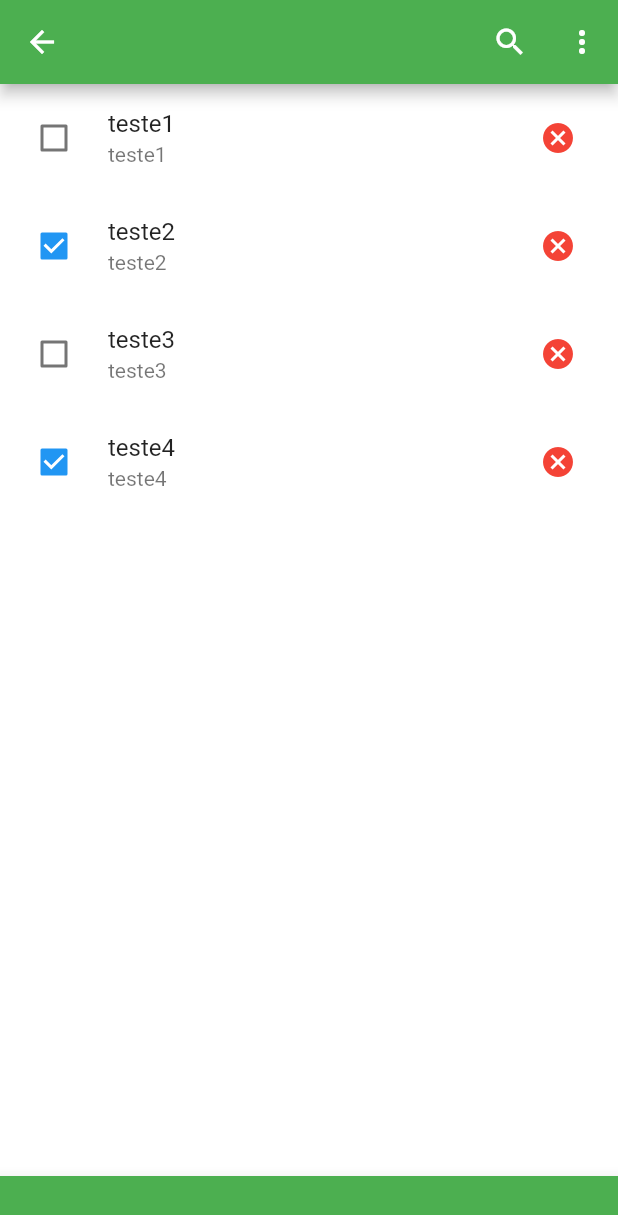
After one commit to BetynMineiro/welikeyou, a Flutter app: the TeamScreen screen opened directly, after a tap on the "cancel" icon, on a phone screen of 412 x 824 dp. The commit adds this screen. Shown: the top 1215 px of the screen. Run offline on Flutter 3.47's test engine with Material 2 defaults, Android fonts, the phone set to English and light mode, and no system bars; our stand-ins replace shared_preferences; accounts and stored records are empty.

Commit message:
telas e navegação

```diff
--- /dev/null
+++ b/welikeyou/lib/models/item.dart
@@ -0,0 +1,18 @@
+class Item {
+  String title;
+  bool done;
+
+  Item(this.title, this.done);
+
+  Item.fromJson(Map<String, dynamic> json) {
+    title = json['title'];
+    done = json['done'];
+  }
+
+  Map<String, dynamic> toJson() {
+    final Map<String, dynamic> data = new Map<String, dynamic>();
+    data['title'] = this.title;
+    data['done'] = this.done;
+    return data;
+  }
+}
--- a/welikeyou/lib/screens/login-screen.dart
+++ b/welikeyou/lib/screens/login-screen.dart
@@ -1,5 +1,6 @@
 import 'package:flutter/material.dart';
 import 'package:welikeyou/screens/home-screen.dart';
+import 'package:welikeyou/screens/team-screen.dart';
 
 class LoginScreen extends StatefulWidget {
   @override
@@ -95,7 +96,8 @@ class _LoginScreenState extends State<LoginScreen> {
                   child: RaisedButton(
                     onPressed: () {
                       if (_formKey.currentState.validate()) {
-                        print("Seguir");
+                        Navigator.of(context).pushReplacement(MaterialPageRoute(
+                            builder: (context) => TeamScreen()));
                       }
                     },
                     child: Text(
--- /dev/null
+++ b/welikeyou/lib/screens/team-screen.dart
@@ -0,0 +1,117 @@
+import 'package:flutter/material.dart';
+import 'package:welikeyou/models/item.dart';
+import 'package:shared_preferences/shared_preferences.dart';
+import 'dart:convert';
+
+import 'package:welikeyou/screens/login-screen.dart';
+
+class TeamScreen extends StatefulWidget {
+  var items = new List<Item>();
+  TeamScreen() {
+    this.items = [
+      Item("teste1", false),
+      Item("teste2", true),
+      Item("teste3", false),
+      Item("teste4", true)
+    ];
+  }
+  @override
+  _TeamScreenState createState() => _TeamScreenState();
+}
+
+class _TeamScreenState extends State<TeamScreen> {
+  void remove(int idx) => setState(() {
+        widget.items.removeAt(idx);
+      });
+
+  Future load() async {
+    var pref = await SharedPreferences.getInstance();
+    var data = pref.getString('data');
+    if (data != null) {
+      Iterable decoded = jsonDecode(data);
+      List<Item> result = decoded.map((x) => Item.fromJson(x)).toList();
+      setState(() {
+        widget.items = result;
+      });
+    }
+  }
+
+  _TeamScreenState() {
+    load();
+  }
+
+  @override
+  Widget build(BuildContext context) {
+    return Scaffold(
+      appBar: AppBar(
+        leading: IconButton(
+            icon: Icon(Icons.arrow_back),
+            onPressed: () {
+              Navigator.of(context).pushReplacement(
+                  MaterialPageRoute(builder: (context) => LoginScreen()));
+            }),
+        backgroundColor: Colors.green,
+        actions: <Widget>[
+          IconButton(
+            icon: Icon(Icons.search),
+            onPressed: () {},
+          ),
+          IconButton(
+            icon: Icon(Icons.more_vert),
+            onPressed: () {},
+          )
+        ],
+      ),
+      backgroundColor: Colors.white,
+      body: ListView.builder(
+        itemCount: widget.items.length,
+        itemBuilder: (BuildContext ctx, int idx) {
+          final itens = widget.items[idx];
+
+          return Dismissible(
+            key: Key(
+              itens.title,
+            ),
+            child: Directionality(
+              child: CheckboxListTile(
+                secondary: IconButton(
+                  icon: Icon(Icons.cancel),
+                  color: Colors.red,
+                  onPressed: () {},
+                ),
+                title: Text(
+                  itens.title,
+                  textDirection: TextDirection.ltr,
+                ),
+                subtitle: Text(
+                  itens.title,
+                  textDirection: TextDirection.ltr,
+                ),
+                value: itens.done,
+                onChanged: (value) {
+                  setState(() {
+                    itens.done = value;
+                  });
+                },
+              ),
+              textDirection: TextDirection.rtl,
+            ),
+            background: Container(
+              color: Colors.green.withOpacity(0.3),
+            ),
+            onDismissed: (direction) {
+              print(direction);
+              remove(idx);
+            },
+          );
+        },
+      ),
+      bottomNavigationBar: BottomAppBar(
+        child: Container(
+          height: 40.0,
+          color: Colors.green,
+        ),
+      ),
+    );
+  }
+}
--- a/welikeyou/pubspec.yaml
+++ b/welikeyou/pubspec.yaml
@@ -24,6 +24,7 @@ dependencies:
   # Use with the CupertinoIcons class for iOS style icons.
   cupertino_icons: ^0.1.2
   http: ^0.12.0+2
+  shared_preferences: ^0.5.3+4
 
 dev_dependencies:
   flutter_test:
```
Also changed, not shown: welikeyou/pubspec.lock.
